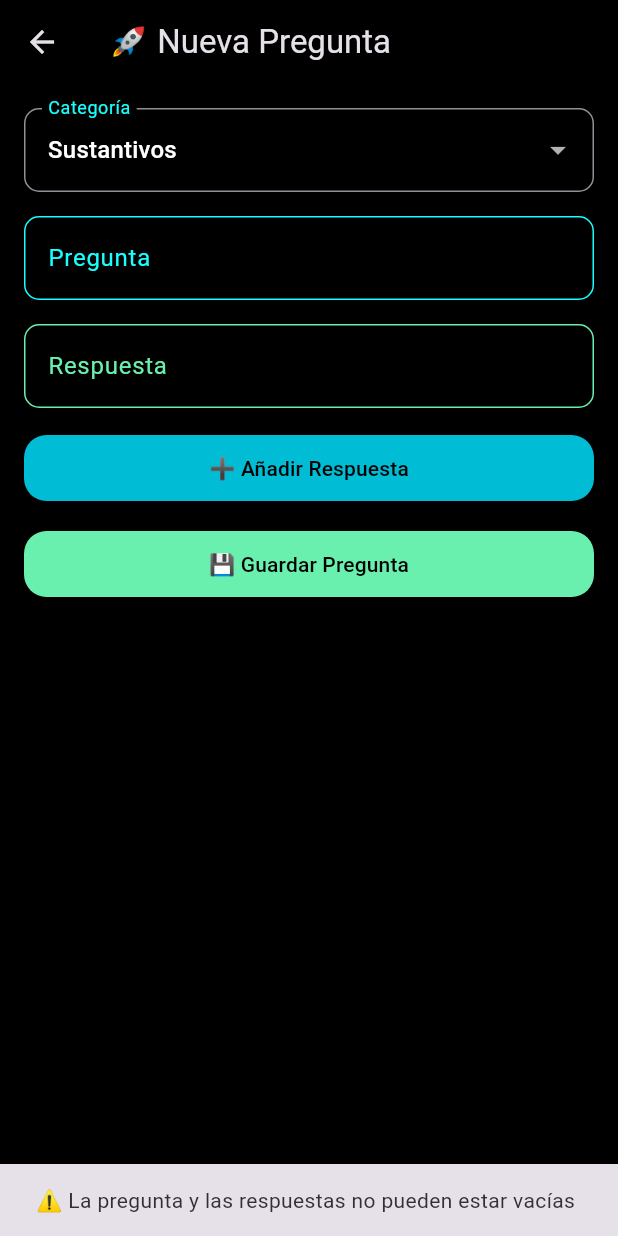
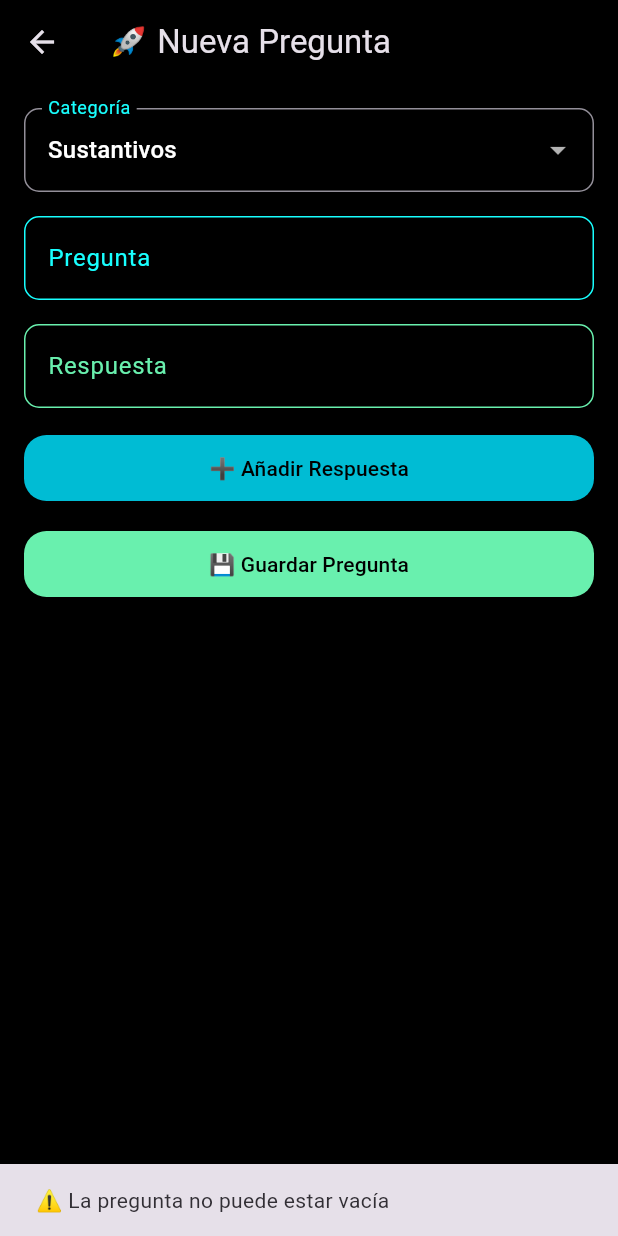
Before and after one commit to A-K-3/LerneDialekt, a Flutter app: the CreatePage screen opened directly, after a tap on "💾 Guardar Pregunta", on a phone screen of 412 x 824 dp. Run offline on Flutter 3.47's test engine with Material 3 defaults, Android fonts, the phone set to English and light mode, and no system bars; network calls fail.

Commit message:
Refactor create_page

```diff
--- a/lib/create_page.dart
+++ b/lib/create_page.dart
@@ -1,4 +1,3 @@
-// lib/create_page.dart
 import 'package:flutter/material.dart';
 import 'package:provider/provider.dart';
 
@@ -113,9 +112,9 @@ class _CreatePageState extends State<CreatePage> {
                 const EdgeInsets.symmetric(horizontal: 24, vertical: 12),
               ),
               onPressed: () {
-                if (_answerController.text.isNotEmpty) {
+                if (_answerController.text.trim().isNotEmpty) {
                   setState(() {
-                    _answers.add(_answerController.text);
+                    _answers.add(_answerController.text.trim());
                     _answerController.clear();
                   });
                 } else {
@@ -139,19 +138,27 @@ class _CreatePageState extends State<CreatePage> {
                 const EdgeInsets.symmetric(horizontal: 24, vertical: 12),
               ),
               onPressed: () {
-                if (_questionController.text.isNotEmpty &&
-                    _answers.isNotEmpty) {
-                  Provider.of<QuestionModel>(context, listen: false)
-                      .addQuestion(_questionController.text, _answers,
-                          _selectedCategory);
-                  Navigator.pop(context);
-                } else {
+                final questionText = _questionController.text.trim();
+                if (questionText.isEmpty) {
                   ScaffoldMessenger.of(context).showSnackBar(
                     const SnackBar(
-                        content: Text(
-                            '⚠️ La pregunta y las respuestas no pueden estar vacías')),
+                        content: Text('⚠️ La pregunta no puede estar vacía')),
                   );
+                  return;
                 }
+
+                print('Answers: $_answers');
+                if (_answers.isEmpty) {
+                  ScaffoldMessenger.of(context).showSnackBar(
+                    const SnackBar(
+                        content: Text('⚠️ Debes añadir al menos una respuesta')),
+                  );
+                  return;
+                }
+
+                Provider.of<QuestionModel>(context, listen: false)
+                    .addQuestion(questionText, _answers, _selectedCategory);
+                Navigator.pop(context);
               },
               child: const Text('💾 Guardar Pregunta',
                   style: TextStyle(color: Colors.black)),
```
Lines whose indentation alone changed are shown as unchanged.
